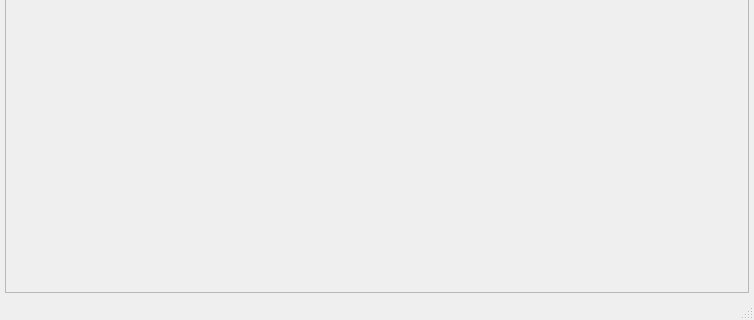
First picture: the form in FRS/FRS/view.ui, repository sirIrishman/FRS, before the edit; both pictures show x 0 to 754 and y 332 to 652 of the 754 by 652 pixel window.
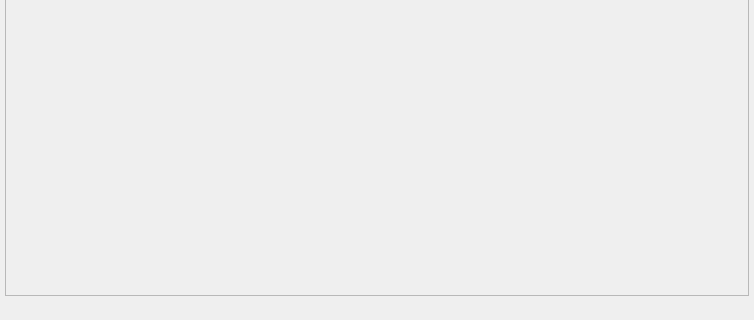
Second picture: the form after the edit. Icons and pictures are not drawn.

Commit message: [Upgrade step #7] Fixed windows' title bars and appearance

The edit to the form file:
```diff
--- a/FRS/FRS/view.ui
+++ b/FRS/FRS/view.ui
@@ -295,6 +295,9 @@
    <property name="whatsThis">
     <string>&lt;html&gt;&lt;head/&gt;&lt;body&gt;&lt;p&gt;&lt;span style=&quot; font-weight:600;&quot;&gt;Status Bar&lt;/span&gt;&lt;/p&gt;&lt;p&gt;Displays context related messages of application.&lt;/p&gt;&lt;/body&gt;&lt;/html&gt;</string>
    </property>
+   <property name="sizeGripEnabled">
+    <bool>false</bool>
+   </property>
   </widget>
   <widget class="QToolBar" name="tlBr_MainToolbar">
    <property name="contextMenuPolicy">
```
The commit also changes 3 other files.
